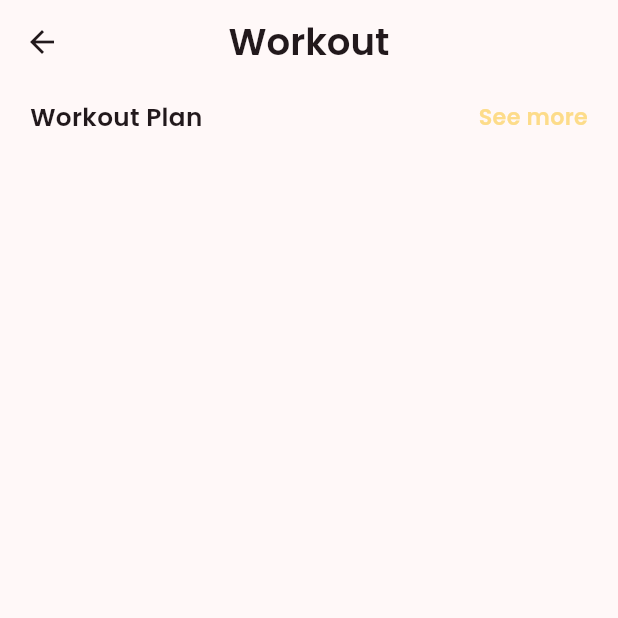
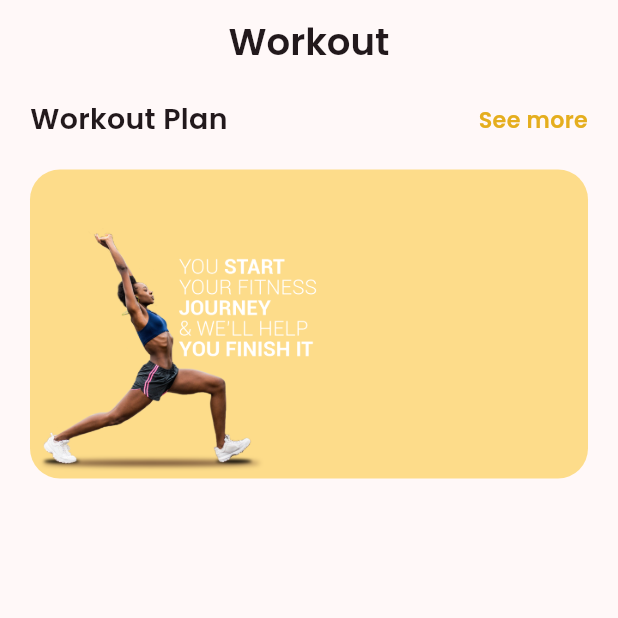
Before and after one commit to mianhunainhamza/gym-fit-flutter, a Flutter app: the Events screen opened directly, on a phone screen of 412 x 824 dp, the top half of it. Run offline on Flutter 3.47's test engine with Material 3 defaults, Android fonts, the phone set to English and light mode, and no system bars; our stand-ins replace cloud_firestore, firebase_auth, firebase_core, get, google_fonts, google_nav_bar and 2 more; accounts and stored records are empty.

Commit message:
add workout

```diff
--- /dev/null
+++ b/lib/view/Home/events.dart
@@ -0,0 +1,61 @@
+import 'package:flutter/material.dart';
+import 'package:get/get.dart';
+import 'package:google_fonts/google_fonts.dart';
+import 'package:softec_app_dev/utils/colors.dart';
+import 'package:softec_app_dev/view/Home/work_card.dart';
+
+class Events extends StatelessWidget {
+  const Events({super.key});
+
+  @override
+  Widget build(BuildContext context) {
+    return Scaffold(
+      appBar: AppBar(
+        title: Text(
+          "Workout",
+          style: GoogleFonts.poppins(
+              fontSize: Get.height * .03, fontWeight: FontWeight.w600),
+        ),
+        centerTitle: true,
+      ),
+      body: Column(
+        children: [
+          Padding(
+            padding: const EdgeInsets.only(left: 20, right: 20, top: 10),
+            child: Row(
+              mainAxisAlignment: MainAxisAlignment.spaceBetween,
+              children: [
+                Text(
+                  'Workout Plan',
+                  style: GoogleFonts.poppins(
+                      fontSize: Get.height * .023, fontWeight: FontWeight.w600),
+                ),
+                Text(
+                  'See more',
+                  style: GoogleFonts.poppins(
+                      fontSize: Get.height * .018,
+                      fontWeight: FontWeight.w600,
+                      color: yellowDark),
+                ),
+              ],
+            ),
+          ),
+          const SizedBox(
+            height: 20,
+          ),
+          Column(
+            children: [
+              Container(
+                  decoration: BoxDecoration(
+                      borderRadius: BorderRadius.circular(20),
+                      color: yellowColor),
+                  height: Get.height * .25,
+                  width: Get.width - 40,
+                  child: const WorkCard())
+            ],
+          )
+        ],
+      ),
+    );
+  }
+}
--- /dev/null
+++ b/lib/view/Home/work_card.dart
@@ -0,0 +1,14 @@
+import 'package:flutter/cupertino.dart';
+
+class WorkCard extends StatelessWidget {
+  const WorkCard({super.key});
+
+  @override
+  Widget build(BuildContext context) {
+    return Stack(
+      children: [
+        Image.asset('assets/images/girl.png')
+      ],
+    );
+  }
+}
--- a/lib/view/events.dart
+++ /dev/null
@@ -1,35 +0,0 @@
-import 'package:flutter/material.dart';
-import 'package:get/get.dart';
-import 'package:google_fonts/google_fonts.dart';
-import 'package:softec_app_dev/utils/colors.dart';
-
-class Events extends StatelessWidget {
-  const Events({super.key});
-
-  @override
-  Widget build(BuildContext context) {
-    return Scaffold(
-      appBar: AppBar(
-        title:  Text("Workout",style:
-          GoogleFonts.poppins(fontSize: Get.height *.03,fontWeight: FontWeight.w600),),
-        centerTitle: true,
-      ),
-      body: Column(
-        children: [
-            Padding(
-              padding: const EdgeInsets.only(left: 20,right: 20,top: 10),
-              child: Row(
-                mainAxisAlignment: MainAxisAlignment.spaceBetween,
-                children: [
-                  Text('Workout Plan',style:
-              GoogleFonts.poppins(fontSize: Get.height *.02,fontWeight: FontWeight.w600),),
-                  Text('See more',style:
-                    GoogleFonts.poppins(fontSize: Get.height *.018,fontWeight: FontWeight.w600,color: yellowColor),),
-                ],
-              ),
-            )
-        ],
-      ),
-    );
-  }
-}
```
Also changed, not shown: lib/main.dart (+2 -7 lines), lib/view/Home/achivements.dart (deleted, +0 -12 lines), lib/view/Home/bottom_navigation.dart (+3 -5 lines), lib/view_model/bottom_nav_controller.dart (deleted, +0 -29 lines).
